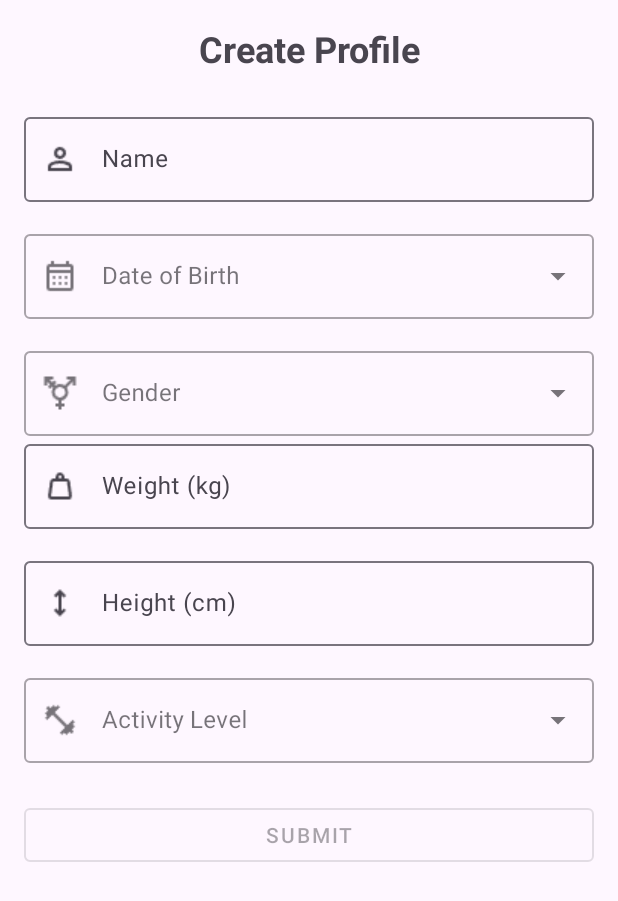
After one commit to AmgT94/fit-feast, an Android app: the UserProfileCreationFragment screen opened through its navigation route, on a phone screen of 412 x 824 dp. The commit adds this screen. Shown: the top 901 px of the screen. Run offline under Robolectric (Android 15) with nearby library versions, the phone set to English and light mode, and no system bars; our stand-ins replace Firebase (no records; nobody signed in at launch, a user with empty details on screens opened directly).

Commit message:
Implemented user profile creation flow with form validation
- Added UserProfileCreationFragment with fields for name, DOB, gender, weight, height, and activity level.
- Integrated DatePickerDialog for an easy date of birth selection.
- Configured ArrayAdapter with AutoCompleteTextView for gender and activity level dropdowns.
- Implemented form validation to ensure all fields are filled before submission.
- Ensured the 'Submit' button is enabled only when all form fields are valid.
- Stored user profile information in Firestore under the 'users' collection.
- Adjusted navigation to redirect to the dashboard after successful profile creation.
- Hid the sign-in and sign-up tabs upon navigating to the UserProfileCreationFragment.

```diff
--- a/app/src/main/java/com/example/fitfeast/MainActivity.kt
+++ b/app/src/main/java/com/example/fitfeast/MainActivity.kt
@@ -24,6 +24,10 @@ class MainActivity : AppCompatActivity() {
         // Listen for navigation changes
         navController.addOnDestinationChangedListener { _, destination, _ ->
             when (destination.id) {
+                R.id.userProfileCreationFragment -> {
+                    // Hide the tabs
+                    binding.tabLayout.visibility = View.GONE
+                }
                 R.id.dashboardFragment -> {
                     binding.tabLayout.visibility = View.GONE
                 }
@@ -32,6 +36,7 @@ class MainActivity : AppCompatActivity() {
                 }
             }
         }
+
 
         setupTabLayout()
     }
--- a/app/src/main/java/com/example/fitfeast/SignUpFragment.kt
+++ b/app/src/main/java/com/example/fitfeast/SignUpFragment.kt
@@ -54,8 +54,8 @@ class SignUpFragment : Fragment() {
         auth.createUserWithEmailAndPassword(email, password)
             .addOnCompleteListener(requireActivity()) { task ->
                 if (task.isSuccessful) {
-                    // Navigate to DashboardFragment upon successful sign-up
-                    findNavController().navigate(R.id.action_signUpFragment_to_dashboardFragment)
+                    // Navigate to UserProfileCreationFragment upon successful sign-up
+                    findNavController().navigate(R.id.action_signUpFragment_to_userProfileCreationFragment)
                 } else {
                     // Handle errors
                     val exception = task.exception
@@ -66,6 +66,7 @@ class SignUpFragment : Fragment() {
                     }
                 }
             }
+
     }
 
     override fun onDestroyView() {
--- /dev/null
+++ b/app/src/main/java/com/example/fitfeast/UserProfile.kt
@@ -0,0 +1,13 @@
+package com.example.fitfeast
+
+data class UserProfile(
+    var name: String = "",
+    var dateOfBirth: String = "",
+    var gender: String = "",
+    var age: Int = 0,
+    var weight: Double = 0.0,
+    var weightUnit: String = "kg",
+    var height: Double = 0.0,
+    var heightUnit: String = "cm",
+    var activityLevel: String = ""
+)
--- /dev/null
+++ b/app/src/main/java/com/example/fitfeast/UserProfileCreationFragment.kt
@@ -0,0 +1,157 @@
+package com.example.fitfeast
+
+import android.app.DatePickerDialog
+import android.os.Bundle
+import android.text.Editable
+import android.text.TextWatcher
+import android.view.LayoutInflater
+import android.view.View
+import android.view.ViewGroup
+import android.widget.ArrayAdapter
+import android.widget.AutoCompleteTextView
+import android.widget.Toast
+import androidx.core.widget.addTextChangedListener
+import androidx.fragment.app.Fragment
+import androidx.navigation.fragment.findNavController
+import com.example.fitfeast.databinding.FragmentUserProfileCreationBinding
+import com.google.firebase.firestore.FirebaseFirestore
+import java.time.LocalDate
+import java.time.Period
+import java.time.format.DateTimeFormatter
+import java.util.*
+
+class UserProfileCreationFragment : Fragment() {
+
+    private var _binding: FragmentUserProfileCreationBinding? = null
+    private val binding get() = _binding!!
+
+    override fun onCreateView(inflater: LayoutInflater, container: ViewGroup?, savedInstanceState: Bundle?): View {
+        _binding = FragmentUserProfileCreationBinding.inflate(inflater, container, false)
+        setupGenderSpinner()
+        setupActivityLevelSpinner()
+        setupDOBPicker()
+        setupSubmitButton()
+        setupTextChangeListeners()
+        checkFormValidity()
+        return binding.root
+    }
+
+    private fun setupTextChangeListeners() {
+        val textWatcher = object : TextWatcher {
+            override fun beforeTextChanged(s: CharSequence?, start: Int, count: Int, after: Int) {}
+            override fun onTextChanged(s: CharSequence?, start: Int, before: Int, count: Int) {}
+            override fun afterTextChanged(s: Editable?) {
+                checkFormValidity()
+            }
+        }
+
+        binding.nameEditText.addTextChangedListener(textWatcher)
+        binding.dobEditText.addTextChangedListener(textWatcher)
+        binding.weightEditText.addTextChangedListener(textWatcher)
+        binding.heightEditText.addTextChangedListener(textWatcher)
+        (binding.genderSpinner as? AutoCompleteTextView)?.addTextChangedListener(textWatcher)
+        (binding.activityLevelSpinner as? AutoCompleteTextView)?.addTextChangedListener(textWatcher)
+    }
+
+    private fun checkFormValidity() {
+        val isFormValid = binding.nameEditText.text?.isNotBlank() == true &&
+                binding.dobEditText.text?.isNotBlank() == true &&
+                (binding.genderSpinner as? AutoCompleteTextView)?.text?.isNotBlank() == true &&
+                binding.weightEditText.text?.isNotBlank() == true &&
+                binding.heightEditText.text?.isNotBlank() == true &&
+                (binding.activityLevelSpinner as? AutoCompleteTextView)?.text?.isNotBlank() == true
+
+        binding.submitProfileButton.isEnabled = isFormValid
+    }
+
+
+    private fun setupGenderSpinner() {
+        val genderAdapter = ArrayAdapter.createFromResource(
+            requireContext(),
+            R.array.gender_options,
+            android.R.layout.simple_dropdown_item_1line
+        )
+        (binding.genderSpinner as? AutoCompleteTextView)?.setAdapter(genderAdapter)
+    }
+
+    private fun setupActivityLevelSpinner() {
+        val activityLevelAdapter = ArrayAdapter.createFromResource(
+            requireContext(),
+            R.array.activity_level_options,
+            android.R.layout.simple_dropdown_item_1line
+        )
+        (binding.activityLevelSpinner as? AutoCompleteTextView)?.setAdapter(activityLevelAdapter)
+    }
+
+    private fun setupDOBPicker() {
+        binding.dobEditText.setOnClickListener {
+            val calendar = Calendar.getInstance()
+            DatePickerDialog(requireContext(), { _, year, month, dayOfMonth ->
+                val selectedDate = String.format("%d/%d/%d", month + 1, dayOfMonth, year) // Adjusting format for consistency
+                binding.dobEditText.setText(selectedDate)
+            }, calendar.get(Calendar.YEAR), calendar.get(Calendar.MONTH), calendar.get(Calendar.DAY_OF_MONTH)).show()
+        }
+    }
+
+    private fun setupSubmitButton() {
+        binding.submitProfileButton.isEnabled = false
+
+        // Set up text change listeners for form validation
+        val afterTextChangedListener = object : TextWatcher {
+            override fun beforeTextChanged(s: CharSequence, start: Int, count: Int, after: Int) {
+            }
+
+            override fun onTextChanged(s: CharSequence, start: Int, before: Int, count: Int) {
+                // Check form validity on text change
+                checkFormValidity()
+            }
+
+            override fun afterTextChanged(s: Editable) {
+            }
+        }
+
+        // Apply the text change listener to all EditText fields
+        binding.nameEditText.addTextChangedListener(afterTextChangedListener)
+        binding.dobEditText.addTextChangedListener(afterTextChangedListener)
+        binding.weightEditText.addTextChangedListener(afterTextChangedListener)
+        binding.heightEditText.addTextChangedListener(afterTextChangedListener)
+
+        (binding.genderSpinner as? AutoCompleteTextView)?.addTextChangedListener(afterTextChangedListener)
+        (binding.activityLevelSpinner as? AutoCompleteTextView)?.addTextChangedListener(afterTextChangedListener)
+
+        // Set up the button's click listener
+        binding.submitProfileButton.setOnClickListener {
+            val name = binding.nameEditText.text.toString()
+            val dob = binding.dobEditText.text.toString()
+            val gender = (binding.genderSpinner as? AutoCompleteTextView)?.text.toString()
+            val weight = binding.weightEditText.text.toString().toDoubleOrNull() ?: 0.0
+            val height = binding.heightEditText.text.toString().toDoubleOrNull() ?: 0.0
+            val activityLevel = (binding.activityLevelSpinner as? AutoCompleteTextView)?.text.toString()
+
+            val userProfile = UserProfile(name, dob, gender, calculateAge(dob), weight, "kg", height, "cm", activityLevel)
+            addUserProfileToFirestore(userProfile)
+        }
+    }
+
+    private fun addUserProfileToFirestore(userProfile: UserProfile) {
+        val db = FirebaseFirestore.getInstance()
+        db.collection("users").add(userProfile).addOnSuccessListener {
+            Toast.makeText(context, "Profile created successfully!", Toast.LENGTH_SHORT).show()
+            findNavController().navigate(R.id.action_userProfileCreationFragment_to_dashboardFragment)
+        }.addOnFailureListener { e ->
+            Toast.makeText(context, "Error creating profile: ${e.message}", Toast.LENGTH_SHORT).show()
+        }
+    }
+
+    private fun calculateAge(dob: String): Int {
+        val formatter = DateTimeFormatter.ofPattern("M/d/yyyy")
+        val birthDate = LocalDate.parse(dob, formatter)
+        val today = LocalDate.now()
+        return Period.between(birthDate, today).years
+    }
+
+    override fun onDestroyView() {
+        super.onDestroyView()
+        _binding = null
+    }
+}
--- /dev/null
+++ b/app/src/main/res/layout/fragment_user_profile_creation.xml
@@ -0,0 +1,125 @@
+<?xml version="1.0" encoding="utf-8"?>
+<ScrollView xmlns:android="http://schemas.android.com/apk/res/android"
+    xmlns:app="http://schemas.android.com/apk/res-auto"
+    xmlns:tools="http://schemas.android.com/tools"
+    android:layout_width="match_parent"
+    android:layout_height="match_parent"
+    android:padding="16dp"
+    tools:context=".UserProfileCreationFragment">
+
+    <LinearLayout
+        android:layout_width="match_parent"
+        android:layout_height="wrap_content"
+        android:orientation="vertical"
+        android:paddingBottom="16dp">
+
+        <!-- Header Text -->
+        <TextView
+            android:layout_width="match_parent"
+            android:layout_height="wrap_content"
+            android:text="@string/create_profile"
+            android:gravity="center"
+            android:textSize="24sp"
+            android:textStyle="bold"
+            android:layout_marginBottom="24dp"/>
+
+        <!-- Name Field -->
+        <com.google.android.material.textfield.TextInputLayout
+            android:layout_width="match_parent"
+            android:layout_height="wrap_content"
+            android:layout_marginBottom="16dp"
+            app:startIconDrawable="@drawable/ic_person"
+            android:hint="@string/name">
+            <com.google.android.material.textfield.TextInputEditText
+                android:id="@+id/nameEditText"
+                android:layout_width="match_parent"
+                android:layout_height="wrap_content"/>
+        </com.google.android.material.textfield.TextInputLayout>
+
+        <!-- DOB Field -->
+        <com.google.android.material.textfield.TextInputLayout
+            android:id="@+id/dobInputLayout"
+            style="@style/Widget.MaterialComponents.TextInputLayout.OutlinedBox.ExposedDropdownMenu"
+            android:layout_width="match_parent"
+            android:layout_height="wrap_content"
+            android:layout_marginBottom="16dp"
+            app:startIconDrawable="@drawable/ic_calendar"
+            android:hint="@string/dob">
+            <AutoCompleteTextView
+                android:id="@+id/dobEditText"
+                android:layout_width="match_parent"
+                android:layout_height="wrap_content"
+                android:focusable="false"
+                android:clickable="true"/>
+        </com.google.android.material.textfield.TextInputLayout>
+
+        <!-- Gender Field -->
+        <com.google.android.material.textfield.TextInputLayout
+            style="@style/Widget.MaterialComponents.TextInputLayout.OutlinedBox.ExposedDropdownMenu"
+            android:layout_width="match_parent"
+            android:layout_height="wrap_content"
+            android:hint="@string/gender"
+            app:startIconDrawable="@drawable/ic_gender">
+            <AutoCompleteTextView
+                android:id="@+id/genderSpinner"
+                android:layout_width="match_parent"
+                android:layout_height="wrap_content"
+                android:inputType="none"
+                android:editable="false"
+                android:entries="@array/gender_options"/>
+        </com.google.android.material.textfield.TextInputLayout>
+
+        <!-- Weight Field -->
+        <com.google.android.material.textfield.TextInputLayout
+            android:layout_width="match_parent"
+            android:layout_height="wrap_content"
+            android:layout_marginBottom="16dp"
+            app:startIconDrawable="@drawable/ic_weight"
+            android:hint="@string/weight">
+            <com.google.android.material.textfield.TextInputEditText
+                android:id="@+id/weightEditText"
+                android:layout_width="match_parent"
+                android:layout_height="wrap_content"
+                android:inputType="numberDecimal"/>
+        </com.google.android.material.textfield.TextInputLayout>
+
+        <!-- Height Field -->
+        <com.google.android.material.textfield.TextInputLayout
+            android:layout_width="match_parent"
+            android:layout_height="wrap_content"
+            android:layout_marginBottom="16dp"
+            app:startIconDrawable="@drawable/ic_height"
+            android:hint="@string/height">
+            <com.google.android.material.textfield.TextInputEditText
+                android:id="@+id/heightEditText"
+                android:layout_width="match_parent"
+                android:layout_height="wrap_content"
+                android:inputType="numberDecimal"/>
+        </com.google.android.material.textfield.TextInputLayout>
+
+        <!-- Activity Level Field -->
+        <com.google.android.material.textfield.TextInputLayout
+            style="@style/Widget.MaterialComponents.TextInputLayout.OutlinedBox.ExposedDropdownMenu"
+            android:layout_width="match_parent"
+            android:layout_height="wrap_content"
+            android:hint="@string/activity_level"
+            app:startIconDrawable="@drawable/ic_activity">
+            <AutoCompleteTextView
+                android:id="@+id/activityLevelSpinner"
+                android:layout_width="match_parent"
+                android:layout_height="wrap_content"
+                android:inputType="none"
+                android:editable="false"
+                android:entries="@array/activity_level_options"/>
+        </com.google.android.material.textfield.TextInputLayout>
+
+        <!-- Submit Button -->
+        <Button
+            android:id="@+id/submitProfileButton"
+            android:layout_width="match_parent"
+            android:layout_height="wrap_content"
+            android:text="@string/submit"
+            style="@style/Widget.MaterialComponents.Button.OutlinedButton"
+            android:layout_marginTop="24dp"/>
+    </LinearLayout>
+</ScrollView>
--- a/app/src/main/res/navigation/nav_graph.xml
+++ b/app/src/main/res/navigation/nav_graph.xml
@@ -21,7 +21,18 @@
         android:name="com.example.fitfeast.SignUpFragment"
         android:label="SignUpFragment" >
         <action
-            android:id="@+id/action_signUpFragment_to_dashboardFragment"
+            android:id="@+id/action_signUpFragment_to_userProfileCreationFragment"
+            app:destination="@id/userProfileCreationFragment" />
+    </fragment>
+
+    <!-- UserProfileCreationFragment -->
+    <fragment
+        android:id="@+id/userProfileCreationFragment"
+        android:name="com.example.fitfeast.UserProfileCreationFragment"
+        android:label="UserProfileCreation"
+        tools:layout="@layout/fragment_user_profile_creation" >
+        <action
+            android:id="@+id/action_userProfileCreationFragment_to_dashboardFragment"
             app:destination="@id/dashboardFragment" />
     </fragment>
 
--- /dev/null
+++ b/app/src/main/res/values/arrays.xml
@@ -0,0 +1,13 @@
+<resources>
+    <string-array name="gender_options">
+        <item>Male</item>
+        <item>Female</item>
+        <item>Prefer not to say</item>
+    </string-array>
+    <string-array name="activity_level_options">
+        <item>Sedentary: little or no exercise</item>
+        <item>Less Active: light physical activity 1-3 days/week</item>
+        <item>Active: moderate physical activity 3-5 days/week</item>
+        <item>Very Active: hard physical activity 6-7 days a week</item>
+    </string-array>
+</resources>
--- a/app/src/main/res/values/strings.xml
+++ b/app/src/main/res/values/strings.xml
@@ -1,6 +1,5 @@
 <resources>
     <string name="app_name">FitFeast</string>
-
     <string name="email">Email</string>
     <string name="password">Password</string>
     <string name="confirm_password">Confirm Password</string>
@@ -11,4 +10,12 @@
     <string name="password_input">Input field for your password</string>
     <string name="sign_in_button">Button to sign in to your account</string>
     <string name="forgot_password_text">Text link to reset your password if you have forgotten it</string>
+    <string name="name">Name</string>
+    <string name="dob">Date of Birth</string>
+    <string name="gender">Gender</string>
+    <string name="weight">Weight (kg)</string>
+    <string name="height">Height (cm)</string>
+    <string name="activity_level">Activity Level</string>
+    <string name="submit">Submit</string>
+    <string name="create_profile">Create Profile</string>
 </resources>
```
Also changed, not shown: app/src/main/res/drawable/ic_activity.png (added), app/src/main/res/drawable/ic_calendar.png (added), app/src/main/res/drawable/ic_gender.png (added), app/src/main/res/drawable/ic_height.png (added), app/src/main/res/drawable/ic_person.png (added), app/src/main/res/drawable/ic_weight.png (added).
